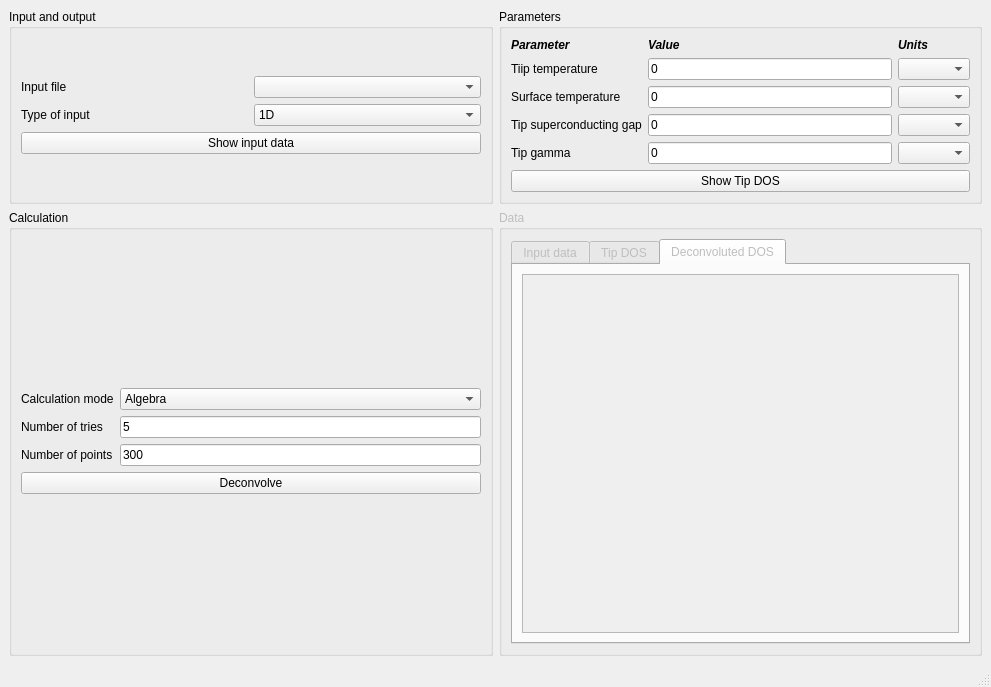
joselado/stmdeconvpy, file interface/interface.ui: the form before one commit.
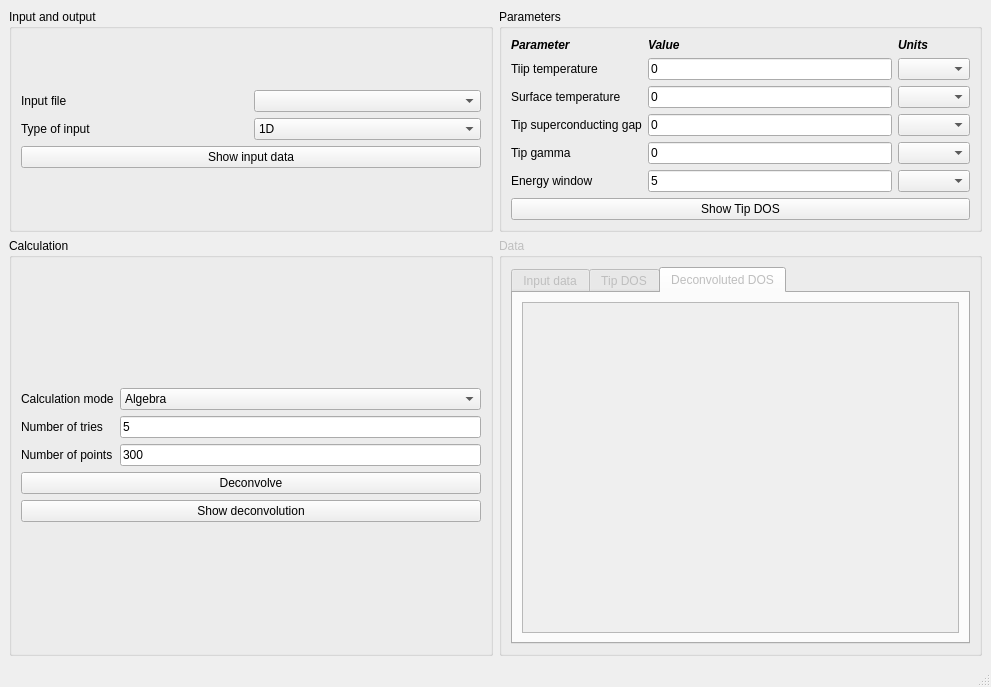
The form after the commit.

The edit to the form file:
```diff
--- a/interface/interface.ui
+++ b/interface/interface.ui
@@ -156,7 +156,7 @@
          <item row="4" column="2">
           <widget class="QComboBox" name="box_gamma"/>
          </item>
-         <item row="5" column="0" colspan="3">
+         <item row="6" column="0" colspan="3">
           <widget class="QPushButton" name="show_tip_dos">
            <property name="toolTip">
             <string>Show the DOS of the Tip at T=0</string>
@@ -208,6 +208,23 @@
            </property>
           </widget>
          </item>
+         <item row="5" column="0">
+          <widget class="QLabel" name="label_8">
+           <property name="text">
+            <string>Energy window</string>
+           </property>
+          </widget>
+         </item>
+         <item row="5" column="1">
+          <widget class="QLineEdit" name="ewindow">
+           <property name="text">
+            <string>5</string>
+           </property>
+          </widget>
+         </item>
+         <item row="5" column="2">
+          <widget class="QComboBox" name="box_ewindow"/>
+         </item>
         </layout>
        </item>
       </layout>
@@ -287,6 +304,13 @@
            </property>
           </widget>
          </item>
+         <item row="4" column="0" colspan="2">
+          <widget class="QPushButton" name="show_deconvolution">
+           <property name="text">
+            <string>Show deconvolution</string>
+           </property>
+          </widget>
+         </item>
         </layout>
        </item>
       </layout>
```
